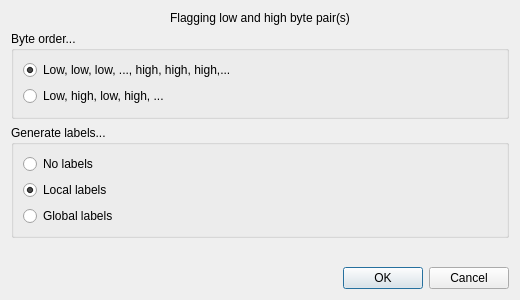
Qt form src/lowandhighbytepairswindow.ui (ivop/frida) before a commit.
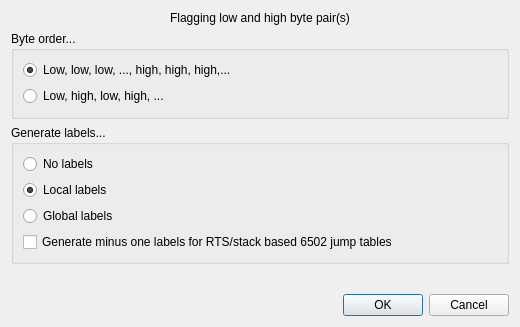
The same form after that commit.

Commit message: optionally generate minus one labels for stack based/RTS 6502 jump tables. use () around labels for #<(label) and #>(label).

Patch:
```diff
--- a/src/lowandhighbytepairswindow.ui
+++ b/src/lowandhighbytepairswindow.ui
@@ -7,7 +7,7 @@
     <x>0</x>
     <y>0</y>
     <width>520</width>
-    <height>300</height>
+    <height>327</height>
    </rect>
   </property>
   <property name="windowTitle">
@@ -93,6 +93,16 @@
         </property>
        </widget>
       </item>
+      <item>
+       <widget class="QCheckBox" name="checkMinusOne">
+        <property name="enabled">
+         <bool>true</bool>
+        </property>
+        <property name="text">
+         <string>Generate minus one labels for RTS/stack based 6502 jump tables</string>
+        </property>
+       </widget>
+      </item>
       <item>
        <spacer name="verticalSpacer_2">
         <property name="orientation">
```
The commit also changes 7 other files.
